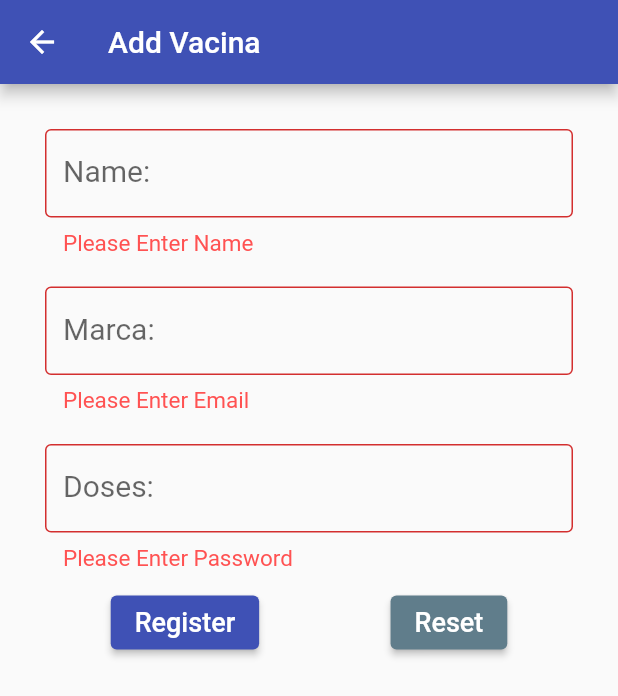
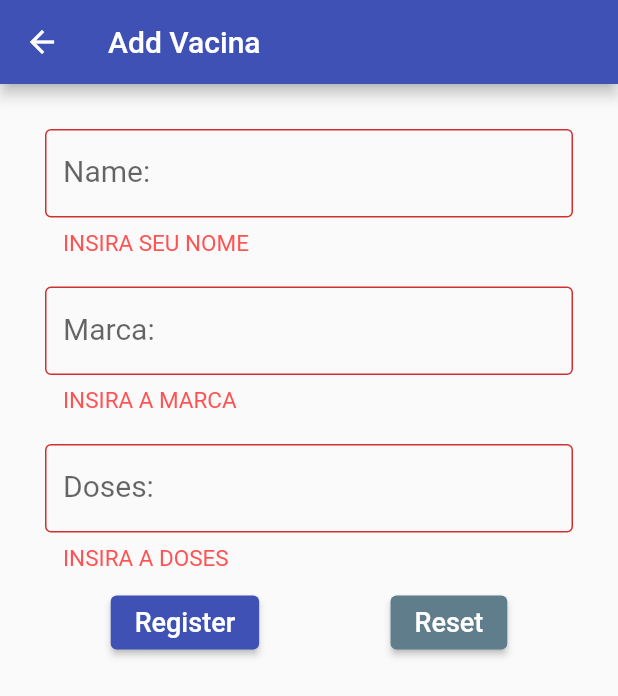
Before and after one commit to edgracional/Meu_Projeto_Flutter, a Flutter app: the AddVacinaPage screen opened directly, after a tap on "Register", on a phone screen of 412 x 824 dp. Shown: the top 696 px of the screen. Run offline on Flutter 3.47's test engine with Material 2 defaults, Android fonts, the light colour scheme and no system bars.

Commit message:
novas atualizações

```diff
--- a/lib/minhas_vacinas.dart
+++ b/lib/minhas_vacinas.dart
@@ -11,7 +11,7 @@ class MinhasVacinas extends StatelessWidget {
       theme: ThemeData(
         primarySwatch: Colors.indigo,
       ),
-      home: const Vacinas(),
+      home: const Vacinas(id: null,),
     );
   }
 }
--- /dev/null
+++ b/lib/models/teste.dart
@@ -0,0 +1,21 @@
+class Doses {
+  String id;
+  String icone;
+  String nome;
+  String sigla;
+  String valor;
+
+  var images;
+
+  var image;
+
+  Doses({
+    required this.id,
+
+    required this.icone,
+    required this.nome,
+    required this.sigla,
+    required this.valor,
+
+  });
+}
--- a/lib/pages/vacinas_cadastro.dart
+++ b/lib/pages/vacinas_cadastro.dart
@@ -1,4 +1,5 @@
 import 'package:flutter/material.dart';
+
 
 class AddVacinaPage extends StatefulWidget {
 
@@ -74,7 +75,7 @@ class _AddVacinaPageState extends State<AddVacinaPage> {
                   controller: nomeController,
                   validator: (value) {
                     if (value == null || value.isEmpty) {
-                      return 'Please Enter Name';
+                      return 'INSIRA SEU NOME';
                     }
                     return null;
                   },
@@ -94,9 +95,7 @@ class _AddVacinaPageState extends State<AddVacinaPage> {
                   controller: marcaController,
                   validator: (value) {
                     if (value == null || value.isEmpty) {
-                      return 'Please Enter Email';
-                    } else if (!value.contains('')) {
-                      return 'Please Enter Valid Email';
+                      return 'INSIRA A MARCA';
                     }
                     return null;
                   },
@@ -106,7 +105,6 @@ class _AddVacinaPageState extends State<AddVacinaPage> {
                 margin: const EdgeInsets.symmetric(vertical: 10.0),
                 child: TextFormField(
                   autofocus: false,
-                  obscureText: true,
                   decoration: const InputDecoration(
                     labelText: 'Doses: ',
                     labelStyle: TextStyle(fontSize: 20.0),
@@ -117,7 +115,7 @@ class _AddVacinaPageState extends State<AddVacinaPage> {
                   controller: dosesController,
                   validator: (value) {
                     if (value == null || value.isEmpty) {
-                      return 'Please Enter Password';
+                      return 'INSIRA A DOSES';
                     }
                     return null;
                   },
--- /dev/null
+++ b/lib/repositories/teste_repository.dart
@@ -0,0 +1,41 @@
+import 'package:minhas_vacinas/models/teste.dart';
+
+class DosesRepository {
+  static List<Doses> tabela = [
+    Doses(
+      id: '1',
+      icone: 'images/coronav.png',
+      nome: 'CORONAVAC',
+      sigla: '',
+      valor: 'Primeira dose',
+    ),
+    Doses(
+      id: '2',
+      icone: 'images/aztra.png',
+      nome: 'AZTRAZENECA',
+      sigla: '',
+      valor: 'terceira dose',
+    ),
+    Doses(
+      id: '3',
+      icone: 'images/johsson.png',
+      nome: 'JOHSSON',
+      sigla: '',
+      valor: 'dose única',
+    ),
+    Doses(
+      id: '4',
+      icone: 'images/moder.png',
+      nome: 'MODERNA',
+      sigla: '',
+      valor: 'Primeira dose',
+    ),
+    Doses(
+      id: '5',
+      icone: 'images/pifs.png',
+      nome: 'PIFZER',
+      sigla: '',
+      valor: 'Primeira dose',
+    ),
+  ];
+}
--- /dev/null
+++ b/lib/widges/user.dart
@@ -0,0 +1,13 @@
+/*  import 'package:flutter/material.dart';
+import '../models/teste.dart';
+
+class UserTile extends StatelessWidget {
+  final Doses doses;
+  const UserTile (this.doses);
+
+  @override
+  Widget build(BuildContext context) {
+    final image = doses.image == null || doses.image.isEmpty
+    ? CircleAvatar(child: Icon(Icons.person),)
+  }
+}*/
--- a/lib/widges/vacina_card.dart
+++ b/lib/widges/vacina_card.dart
@@ -1,4 +1,4 @@
-import 'package:flutter/material.dart';
+/*  import 'package:flutter/material.dart';
 
 class VacinaCard extends StatelessWidget {
   final String image;
@@ -47,4 +47,4 @@ class VacinaCard extends StatelessWidget {
       ),
     );
   }
-}
+}*/
--- a/pubspec.yaml
+++ b/pubspec.yaml
@@ -41,6 +41,7 @@ dependencies:
 dev_dependencies:
   flutter_test:
     sdk: flutter
+  intl:
 
   # The "flutter_lints" package below contains a set of recommended lints to
   # encourage good coding practices. The lint set provided by the package is
```
Also changed, not shown: lib/pages/registro.dart (added, +52 -0 lines), lib/pages/vacinas.dart (+7 -6 lines), lib/pages/vacinas_details.dart (+82 -189 lines), pubspec.lock.
